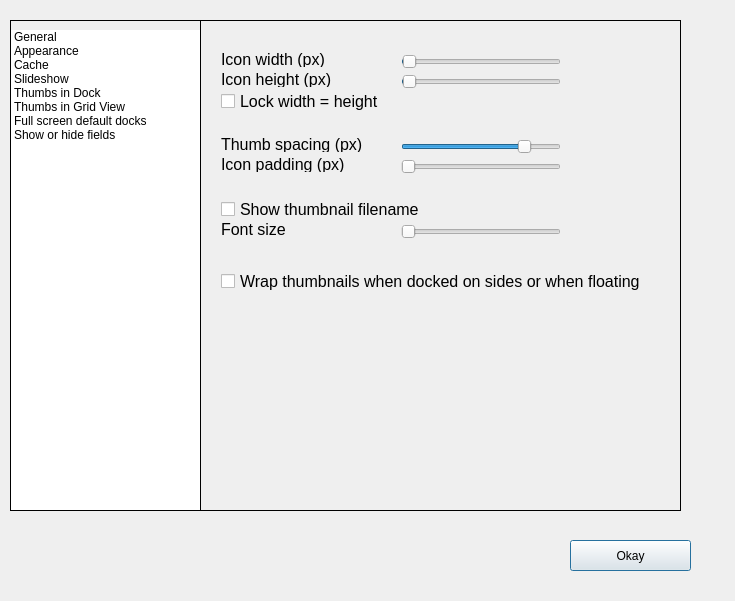
This is Dialogs/prefdlg.ui in towhee/Winnow64 as Qt 5 draws it before an edit. The edited form follows.
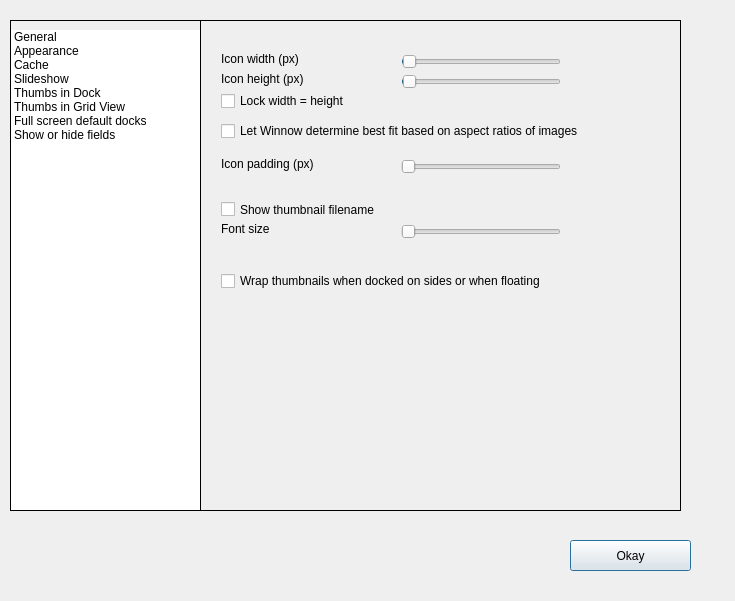
This is the edited form. The open tabs and pages were chosen to show the change.

```diff
--- a/Dialogs/prefdlg.ui
+++ b/Dialogs/prefdlg.ui
@@ -1110,12 +1110,12 @@
        <x>20</x>
        <y>115</y>
        <width>151</width>
-       <height>16</height>
+       <height>0</height>
       </rect>
      </property>
      <property name="font">
       <font>
-       <pointsize>12</pointsize>
+       <pointsize>9</pointsize>
       </font>
      </property>
      <property name="text">
@@ -1133,7 +1133,7 @@
      </property>
      <property name="font">
       <font>
-       <pointsize>12</pointsize>
+       <pointsize>9</pointsize>
       </font>
      </property>
      <property name="text">
@@ -1196,7 +1196,7 @@
      </property>
      <property name="font">
       <font>
-       <pointsize>12</pointsize>
+       <pointsize>9</pointsize>
       </font>
      </property>
      <property name="text">
@@ -1278,7 +1278,7 @@
        <x>200</x>
        <y>115</y>
        <width>160</width>
-       <height>22</height>
+       <height>0</height>
       </rect>
      </property>
      <property name="font">
@@ -1328,7 +1328,7 @@
      </property>
      <property name="font">
       <font>
-       <pointsize>12</pointsize>
+       <pointsize>9</pointsize>
       </font>
      </property>
      <property name="text">
@@ -1391,7 +1391,7 @@
      </property>
      <property name="font">
       <font>
-       <pointsize>12</pointsize>
+       <pointsize>9</pointsize>
       </font>
      </property>
      <property name="text">
@@ -1409,7 +1409,7 @@
      </property>
      <property name="font">
       <font>
-       <pointsize>12</pointsize>
+       <pointsize>9</pointsize>
       </font>
      </property>
      <property name="text">
@@ -1451,7 +1451,7 @@
      </property>
      <property name="font">
       <font>
-       <pointsize>12</pointsize>
+       <pointsize>9</pointsize>
       </font>
      </property>
      <property name="text">
@@ -1467,10 +1467,33 @@
        <height>20</height>
       </rect>
      </property>
+     <property name="font">
+      <font>
+       <pointsize>9</pointsize>
+      </font>
+     </property>
      <property name="text">
       <string>Wrap thumbnails when docked on sides or when floating</string>
      </property>
     </widget>
+    <widget class="QCheckBox" name="bestAspectChk">
+     <property name="geometry">
+      <rect>
+       <x>20</x>
+       <y>100</y>
+       <width>431</width>
+       <height>20</height>
+      </rect>
+     </property>
+     <property name="font">
+      <font>
+       <pointsize>9</pointsize>
+      </font>
+     </property>
+     <property name="text">
+      <string>Let Winnow determine best fit based on aspect ratios of images</string>
+     </property>
+    </widget>
    </widget>
    <widget class="QWidget" name="pageThumbsGrid">
     <widget class="QLabel" name="iconWidthLbl_2">
```
Left out of the diff: 24 changed lines with no effect on the pictures.
